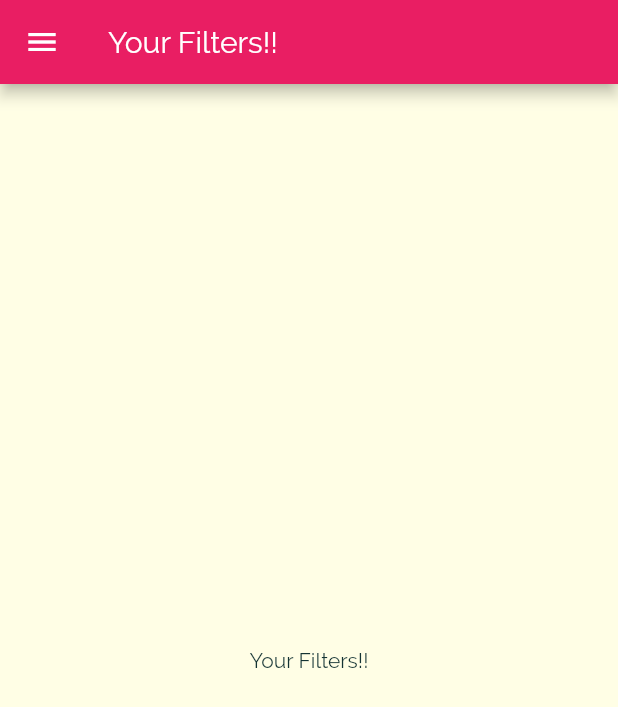
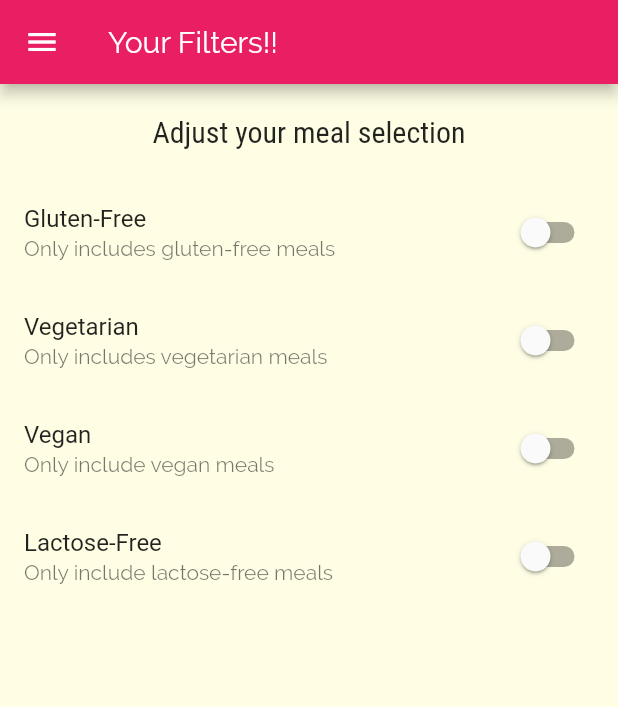
Before and after one commit to aashirsaroya/EasyCook, a Flutter app: the FiltersScreen screen opened by its route, on a phone screen of 412 x 824 dp. Shown: the top 707 px of the screen. Run offline on Flutter 3.47's test engine with Material 2 defaults, Android fonts, the phone set to English and light mode, and no system bars.

Commit message:
Added Filtering switches

```diff
--- a/meals/lib/screens/filters_screen.dart
+++ b/meals/lib/screens/filters_screen.dart
@@ -1,8 +1,19 @@
 import 'package:flutter/material.dart';
 import 'package:meals/widgets/main_drawer.dart';
-class FiltersScreen extends StatelessWidget {
+class FiltersScreen extends StatefulWidget {
 
   static const routeName = '/filters';
+
+  @override
+  _FiltersScreenState createState() => _FiltersScreenState();
+}
+
+class _FiltersScreenState extends State<FiltersScreen> {
+  var _glutenFree = false;
+  var _vegetarian = false;
+  var _vegan = false;
+  var _lactoseFree = false;
+
   @override
   Widget build(BuildContext context) {
     return Scaffold(
@@ -10,8 +21,61 @@ class FiltersScreen extends StatelessWidget {
         title: Text('Your Filters!!'),
       ),
       drawer: MainDrawer(),
-      body: Center(
-        child:Text('Your Filters!!')
+      body: Column(
+        children: <Widget>[
+          Container(
+            padding: EdgeInsets.all(20),
+            child: Text('Adjust your meal selection',
+            style: Theme.of(context).textTheme.title,
+            ),
+          ),
+          Expanded(
+            child: ListView(
+              children: <Widget>[
+                SwitchListTile(
+                  title: Text('Gluten-Free'),
+                  value: _glutenFree,
+                  subtitle: Text('Only includes gluten-free meals'),
+                  onChanged: (newValue){
+                    setState(() {
+                      _glutenFree = newValue;
+                    });
+                  },
+                ),
+                SwitchListTile(
+                  title: Text('Vegetarian'),
+                  value: _vegetarian,
+                  subtitle: Text('Only includes vegetarian meals'),
+                  onChanged: (newValue){
+                    setState(() {
+                      _vegetarian = newValue;
+                    });
+                  },
+                ),
+                SwitchListTile(
+                  title: Text('Vegan'),
+                  value: _vegan,
+                  subtitle: Text('Only include vegan meals'),
+                  onChanged: (newValue){
+                    setState(() {
+                      _vegan = newValue;
+                    });
+                  },
+                ),
+                SwitchListTile(
+                  title: Text('Lactose-Free'),
+                  value: _lactoseFree,
+                  subtitle: Text('Only include lactose-free meals'),
+                  onChanged: (newValue){
+                    setState(() {
+                      _lactoseFree = newValue;
+                    });
+                  },
+                )
+              ],
+            ),
+          ),
+        ],
       ),
     );
   }
```
